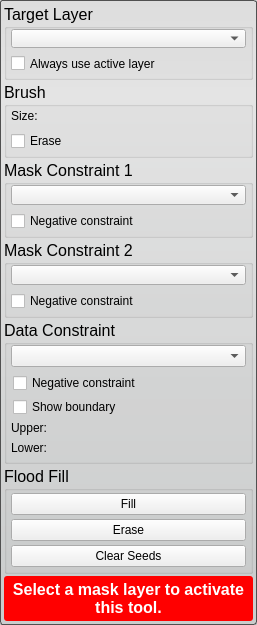
This is src/Interface/ToolInterface/PaintToolInterface.ui in SCIInstitute/Seg3D as Qt 5 draws it before an edit. The edited form follows.
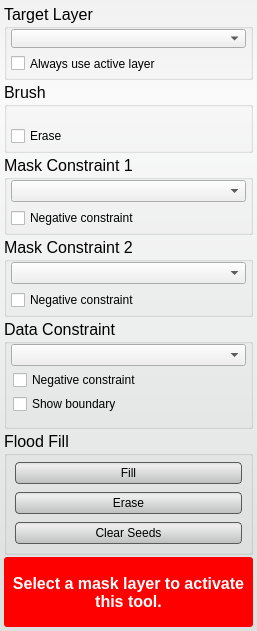
This is the edited form. Custom widgets are drawn as their Qt base class.

What changed in the file:
```diff
--- a/src/Interface/ToolInterface/PaintToolInterface.ui
+++ b/src/Interface/ToolInterface/PaintToolInterface.ui
@@ -7,7 +7,7 @@
     <x>0</x>
     <y>0</y>
     <width>257</width>
-    <height>625</height>
+    <height>631</height>
    </rect>
   </property>
   <property name="sizePolicy">
@@ -27,8 +27,28 @@
   <property name="styleSheet">
    <string notr="true">QWidget#PaintToolInterface{
   border-radius: 3px;
-  border: 1px solid rgb(80, 80,80);
-  background-color: qlineargradient(spread:pad, x1:0.5, y1:0, x2:0.5, y2:0.960227, stop:0 rgba(221, 221, 221, 255), stop:0.155779 rgba(228, 228, 228, 255), stop:1 rgba(202, 204, 204, 255));      
+  background-color: qlineargradient(spread:pad, x1:0.5, y1:0, x2:0.5, y2:0.960227, stop:0 rgba(241, 241, 241, 255), stop:0.155779 rgba(250, 250, 250, 255), stop:1 rgba(222, 224, 224, 255));       
+}
+
+QPushButton{
+  background-color: qlineargradient(spread:pad, x1:0.5, y1:0, x2:0.5, y2:0.960227, stop:0 rgba(221, 221, 221, 255), stop:0.155779 rgba(238, 238, 238, 255), stop:1 rgba(192, 194, 194, 255));
+  border-radius: 4px;
+  border: 1px solid rgb(90, 90, 90);
+  margin:4px;
+}
+
+QPushButton:hover{
+  background-color: qlineargradient(spread:pad, x1:0.5, y1:0, x2:0.5, y2:1, stop:0 rgba(195, 195, 195, 255), stop:0.253769 rgba(206, 206, 206, 255), stop:1 rgba(185, 185, 185, 255));
+  border-radius: 4px;
+  border: 1px solid rgb(90, 90, 90);
+  margin:4px;
+}
+
+QPushButton:pressed{
+  background-color: qlineargradient(spread:pad, x1:0.5, y1:0, x2:0.5, y2:1, stop:0 rgba(150, 150, 150, 255), stop:0.753769 rgba(206, 206, 206, 255), stop:1 rgba(185, 185, 185, 255));
+  border-radius: 4px;
+  border: 1px solid rgb(90, 90, 90);
+  margin:4px;
 }</string>
   </property>
   <layout class="QVBoxLayout" name="verticalLayout">
@@ -130,13 +150,6 @@
       <property name="bottomMargin">
        <number>4</number>
       </property>
-      <item>
-       <widget class="QLabel" name="label">
-        <property name="text">
-         <string>Size:</string>
-        </property>
-       </widget>
-      </item>
       <item>
        <widget class="QtUtils::QtSliderIntCombo" name="brush_radius_" native="true"/>
       </item>
@@ -308,7 +321,7 @@
      </property>
      <layout class="QVBoxLayout" name="verticalLayout_6">
       <property name="spacing">
-       <number>6</number>
+       <number>4</number>
       </property>
       <property name="leftMargin">
        <number>4</number>
@@ -412,13 +425,6 @@
             <property name="margin">
              <number>0</number>
             </property>
-            <item>
-             <widget class="QLabel" name="upperLabel">
-              <property name="text">
-               <string>Upper:</string>
-              </property>
-             </widget>
-            </item>
             <item>
              <widget class="QtUtils::QtSliderDoubleCombo" name="upper_threshold_" native="true"/>
             </item>
@@ -434,13 +440,6 @@
             <property name="margin">
              <number>0</number>
             </property>
-            <item>
-             <widget class="QLabel" name="lowerLabel">
-              <property name="text">
-               <string>Lower:</string>
-              </property>
-             </widget>
-            </item>
             <item>
              <widget class="QtUtils::QtSliderDoubleCombo" name="lower_threshold_" native="true"/>
             </item>
@@ -460,7 +459,7 @@
      </property>
      <layout class="QVBoxLayout" name="verticalLayout_8">
       <property name="spacing">
-       <number>4</number>
+       <number>0</number>
       </property>
       <property name="leftMargin">
        <number>4</number>
@@ -476,6 +475,12 @@
       </property>
       <item>
        <widget class="QPushButton" name="floodfill_button_">
+        <property name="minimumSize">
+         <size>
+          <width>0</width>
+          <height>30</height>
+         </size>
+        </property>
         <property name="text">
          <string>Fill</string>
         </property>
@@ -483,6 +488,12 @@
       </item>
       <item>
        <widget class="QPushButton" name="flooderase_button_">
+        <property name="minimumSize">
+         <size>
+          <width>0</width>
+          <height>30</height>
+         </size>
+        </property>
         <property name="text">
          <string>Erase</string>
         </property>
@@ -490,6 +501,12 @@
       </item>
       <item>
        <widget class="QPushButton" name="clear_seeds_button_">
+        <property name="minimumSize">
+         <size>
+          <width>0</width>
+          <height>30</height>
+         </size>
+        </property>
         <property name="text">
          <string>Clear Seeds</string>
         </property>
@@ -543,23 +560,23 @@
   </layout>
  </widget>
  <customwidgets>
+  <customwidget>
+   <class>QtUtils::QtSliderDoubleCombo</class>
+   <extends>QWidget</extends>
+   <header location="global">QtUtils/Widgets/QtSliderDoubleCombo.h</header>
+   <container>1</container>
+  </customwidget>
+  <customwidget>
+   <class>QtUtils::QtSliderIntCombo</class>
+   <extends>QWidget</extends>
+   <header location="global">QtUtils/Widgets/QtSliderIntCombo.h</header>
+   <container>1</container>
+  </customwidget>
   <customwidget>
    <class>QtUtils::QtDropableComboBox</class>
    <extends>QComboBox</extends>
    <header location="global">QtUtils/Widgets/QtDropableComboBox.h</header>
   </customwidget>
-  <customwidget>
-   <class>QtUtils::QtSliderIntCombo</class>
-   <extends>QWidget</extends>
-   <header location="global">QtUtils/Widgets/QtSliderIntCombo.h</header>
-   <container>1</container>
-  </customwidget>
-  <customwidget>
-   <class>QtUtils::QtSliderDoubleCombo</class>
-   <extends>QWidget</extends>
-   <header location="global">QtUtils/Widgets/QtSliderDoubleCombo.h</header>
-   <container>1</container>
-  </customwidget>
  </customwidgets>
  <resources/>
  <connections/>
```
